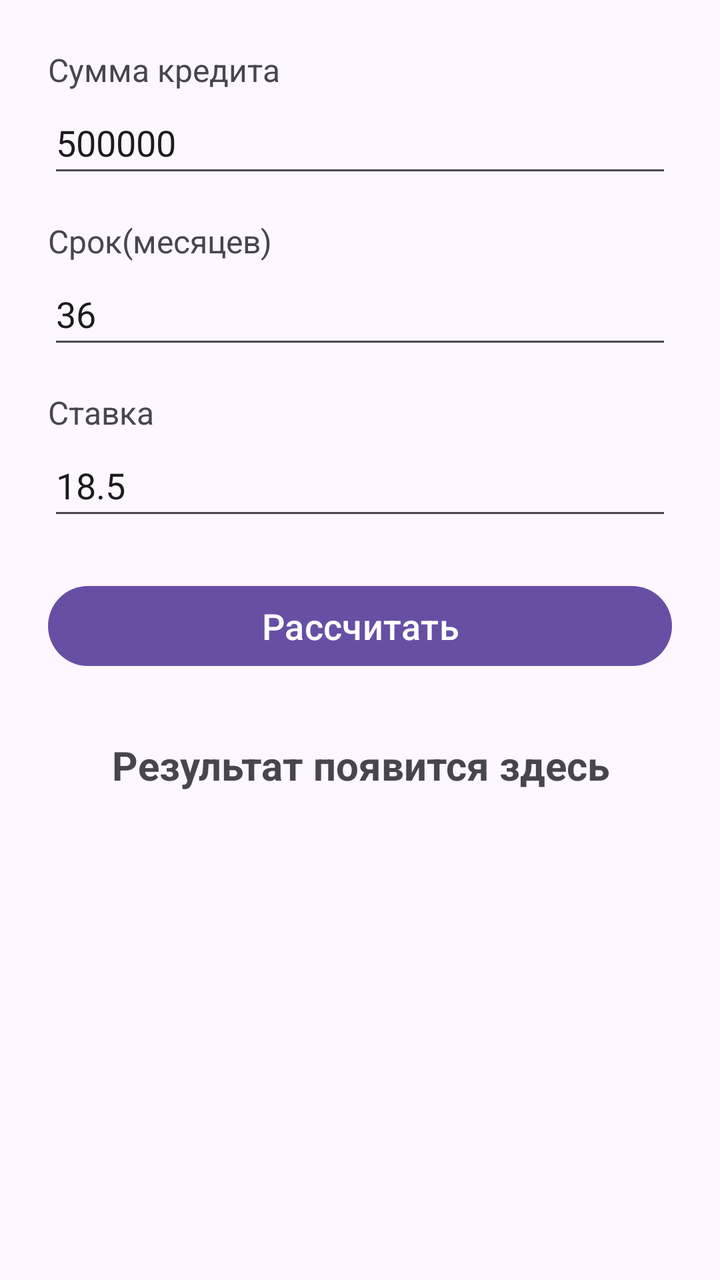
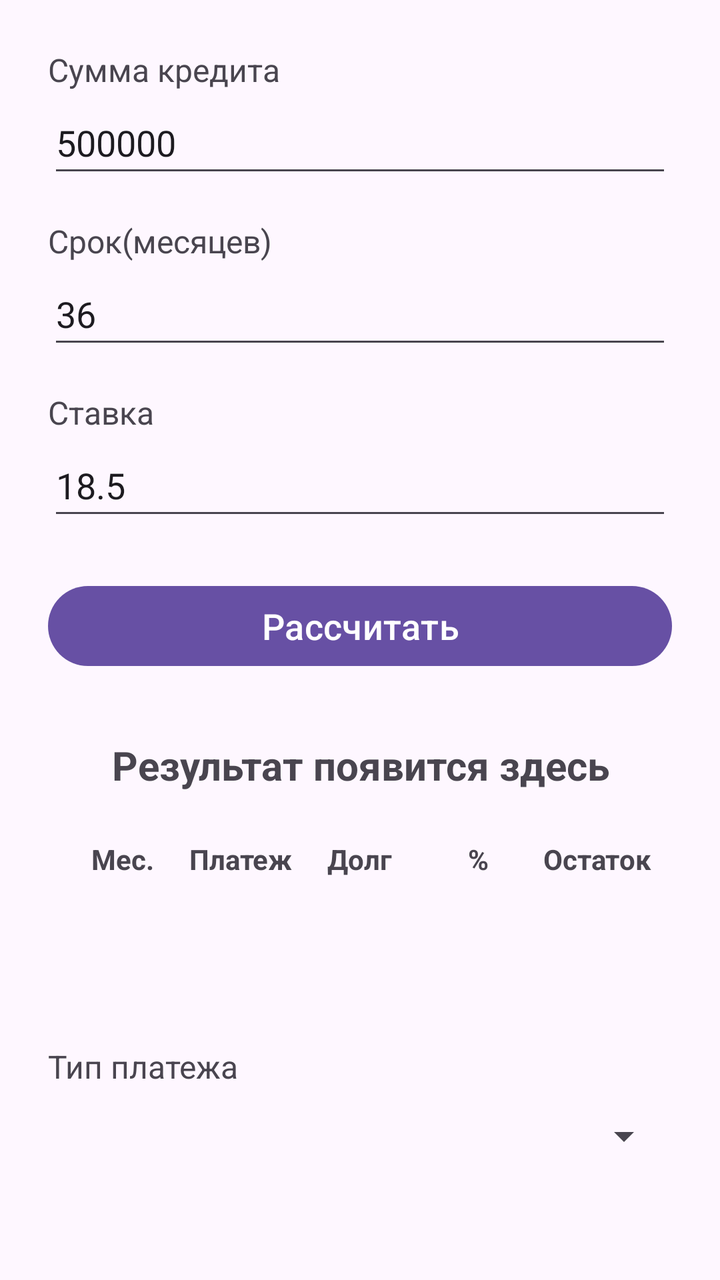

Screens rendered from an Android XML layout before and after an edit, with the pre-edit source and the edit as a unified diff.
<!-- AndroidManifest.xml: application theme Theme.MyApplication -->
<!-- res/layout/activity_main.xml -->
<?xml version="1.0" encoding="utf-8"?>
<LinearLayout xmlns:android="http://schemas.android.com/apk/res/android"
    android:layout_width="match_parent"
    android:layout_height="match_parent"
    android:orientation="vertical"
    android:padding="24dp">

    
    <TextView
        android:layout_width="wrap_content"
        android:layout_height="wrap_content"
        android:text="@string/label_amount"
        android:textSize="16sp" />

    <EditText
        android:id="@+id/etAmount"
        android:layout_width="match_parent"
        android:layout_height="wrap_content"
        android:layout_marginBottom="16dp"
        android:minHeight="48dp"
        android:maxWidth="300dp"
        android:autofillHints="none"
        android:hint="@string/label_amount"
        android:inputType="numberDecimal"
        android:text="@string/default_amount" />

    
    <TextView
        android:layout_width="wrap_content"
        android:layout_height="wrap_content"
        android:text="@string/label_term"
        android:textSize="16sp" />

    <EditText
        android:id="@+id/etTerm"
        android:layout_width="match_parent"
        android:layout_height="wrap_content"
        android:layout_marginBottom="16dp"
        android:minHeight="48dp"
        android:maxWidth="300dp"
        android:autofillHints="none"
        android:hint="@string/label_term"
        android:inputType="number"
        android:text="@string/default_term" />

    
    <TextView
        android:layout_width="wrap_content"
        android:layout_height="wrap_content"
        android:text="@string/label_rate"
        android:textSize="16sp" />

    <EditText
        android:id="@+id/etRate"
        android:layout_width="match_parent"
        android:layout_height="wrap_content"
        android:layout_marginBottom="24dp"
        android:minHeight="48dp"
        android:maxWidth="300dp"
        android:autofillHints="none"
        android:hint="@string/label_rate"
        android:inputType="numberDecimal"
        android:text="@string/default_rate" />

    <Button
        android:id="@+id/btnCalculate"
        android:layout_width="match_parent"
        android:layout_height="wrap_content"
        android:maxWidth="300dp"
        android:text="@string/btn_calculate"
        android:textSize="18sp" />

    <TextView
        android:id="@+id/tvResult"
        android:layout_width="match_parent"
        android:layout_height="wrap_content"
        android:layout_marginTop="32dp"
        android:gravity="center"
        android:text="@string/hint_result"
        android:textSize="20sp"
        android:textStyle="bold" />

</LinearLayout>
<!-- resources referenced by this layout -->
<resources>
  <string name="btn_calculate">Рассчитать</string>
  <string name="default_amount">500000</string>
  <string name="default_rate">18.5</string>
  <string name="default_term">36</string>
  <string name="hint_result">Результат появится здесь</string>
  <string name="label_amount">Сумма кредита</string>
  <string name="label_rate">Ставка</string>
  <string name="label_term">Срок(месяцев)</string>
  <style name="Theme.MyApplication" parent="Base.Theme.MyApplication" />
  <style name="Base.Theme.MyApplication" parent="Theme.Material3.DayNight.NoActionBar">
          
          
      </style>
</resources>

<!-- the commit's change to res/layout/activity_main.xml (unified diff, before → after) -->
@@ -17,11 +17,11 @@
         android:layout_width="match_parent"
         android:layout_height="wrap_content"
         android:layout_marginBottom="16dp"
-        android:minHeight="48dp"
-        android:maxWidth="300dp"
         android:autofillHints="none"
         android:hint="@string/label_amount"
         android:inputType="numberDecimal"
+        android:maxWidth="300dp"
+        android:minHeight="48dp"
         android:text="@string/default_amount" />
 
     
@@ -36,11 +36,11 @@
         android:layout_width="match_parent"
         android:layout_height="wrap_content"
         android:layout_marginBottom="16dp"
-        android:minHeight="48dp"
-        android:maxWidth="300dp"
         android:autofillHints="none"
         android:hint="@string/label_term"
         android:inputType="number"
+        android:maxWidth="300dp"
+        android:minHeight="48dp"
         android:text="@string/default_term" />
 
     
@@ -55,11 +55,11 @@
         android:layout_width="match_parent"
         android:layout_height="wrap_content"
         android:layout_marginBottom="24dp"
-        android:minHeight="48dp"
-        android:maxWidth="300dp"
         android:autofillHints="none"
         android:hint="@string/label_rate"
         android:inputType="numberDecimal"
+        android:maxWidth="300dp"
+        android:minHeight="48dp"
         android:text="@string/default_rate" />
 
     <Button
@@ -80,4 +80,40 @@
         android:textSize="20sp"
         android:textStyle="bold" />
 
+    
+    <LinearLayout
+        android:layout_width="match_parent"
+        android:layout_height="wrap_content"
+        android:orientation="horizontal"
+        android:padding="8dp"
+        android:layout_marginTop="16dp">
+
+        <TextView android:layout_width="0dp" android:layout_weight="1" android:layout_height="wrap_content" android:text="Мес." android:gravity="center" android:textStyle="bold"/>
+        <TextView android:layout_width="0dp" android:layout_weight="1" android:layout_height="wrap_content" android:text="Платеж" android:gravity="center" android:textStyle="bold"/>
+        <TextView android:layout_width="0dp" android:layout_weight="1" android:layout_height="wrap_content" android:text="Долг" android:gravity="center" android:textStyle="bold"/>
+        <TextView android:layout_width="0dp" android:layout_weight="1" android:layout_height="wrap_content" android:text="%" android:gravity="center" android:textStyle="bold"/>
+        <TextView android:layout_width="0dp" android:layout_weight="1" android:layout_height="wrap_content" android:text="Остаток" android:gravity="center" android:textStyle="bold"/>
+    </LinearLayout>
+
+    
+    <androidx.recyclerview.widget.RecyclerView
+        android:id="@+id/recyclerViewPayments"
+        android:layout_width="match_parent"
+        android:layout_height="0dp"
+        android:layout_weight="1"
+        android:layout_marginTop="8dp" />
+
+
+    <TextView
+        android:layout_width="wrap_content"
+        android:layout_height="wrap_content"
+        android:text="@string/default_type_pay"
+        android:textSize="16sp" />
+
+    <Spinner
+        android:id="@+id/spinnerType"
+        android:layout_width="match_parent"
+        android:layout_height="48dp"
+        android:layout_marginBottom="24dp" />
+
 </LinearLayout>
<!-- resource entries referenced after the edit -->
@@ -4,6 +4,7 @@
   <string name="default_amount">500000</string>
   <string name="default_rate">18.5</string>
   <string name="default_term">36</string>
+  <string name="default_type_pay">Тип платежа</string>
   <string name="hint_result">Результат появится здесь</string>
   <string name="label_amount">Сумма кредита</string>
   <string name="label_rate">Ставка</string>
